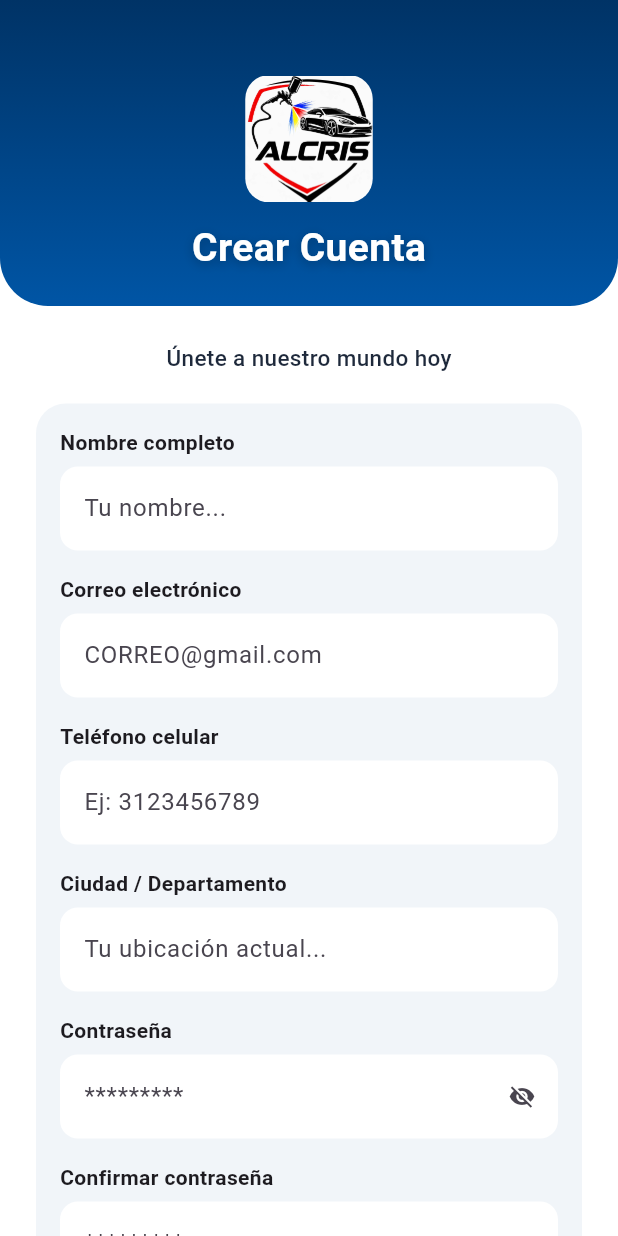
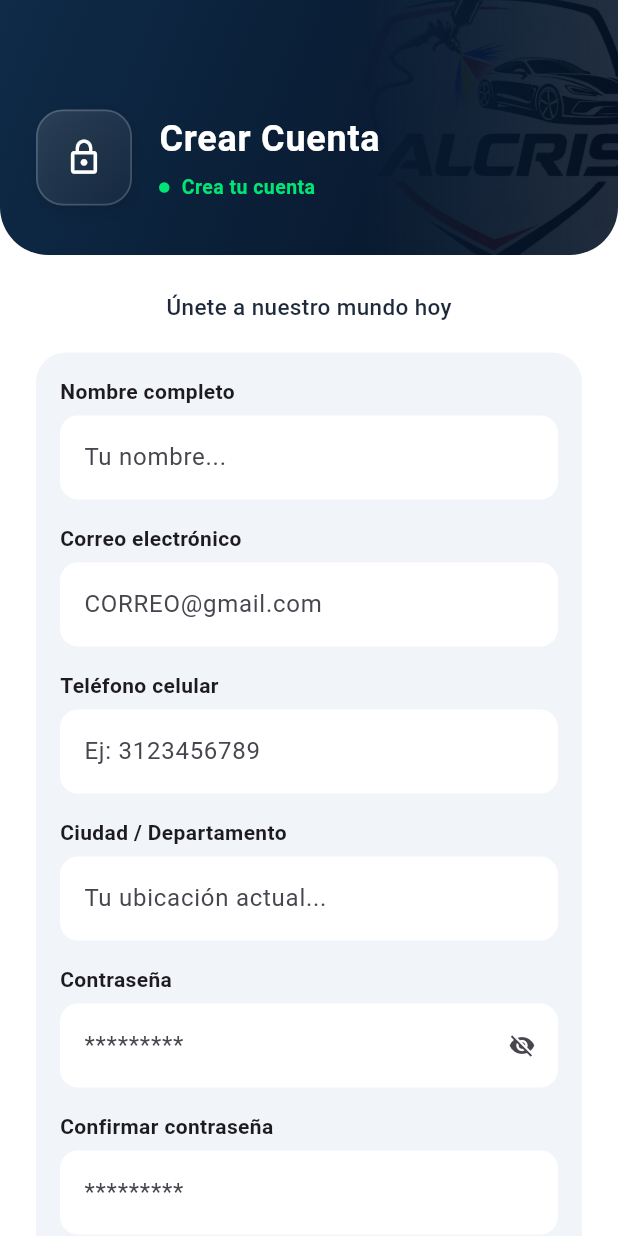
Before and after one commit to JAHACARI/ALCRIS, a Flutter app: the screen it shows after launch, on a phone screen of 412 x 824 dp. Run offline on Flutter 3.47's test engine with Material 3 defaults, Android fonts, the light colour scheme and no system bars.

Commit message:
arreglo de colores

```diff
--- a/frontend/alcris/lib/widgets/cabeceraregistro.dart
+++ b/frontend/alcris/lib/widgets/cabeceraregistro.dart
@@ -2,37 +2,140 @@ import 'package:flutter/material.dart';
 
 class CabeceraRegistro extends StatelessWidget {
   final String titulo;
+
   const CabeceraRegistro({super.key, required this.titulo});
 
   @override
   Widget build(BuildContext context) {
     return Container(
       width: double.infinity,
+      height: 170,
       decoration: const BoxDecoration(
         gradient: LinearGradient(
-          colors: [Color(0xFF003366), Color(0xFF0055A5)],
-          begin: Alignment.topCenter,
-          end: Alignment.bottomCenter,
+          // Combinación de colores para un degradado profundo y moderno
+          colors: [
+            Color(0xFF0F2B48),
+            Color(0xFF0A1E36),
+            Color(0xFF051224),
+          ],
+          stops: [0.0, 0.5, 1.0], // Distribución suave del degradado
+          begin: Alignment.topLeft,
+          end: Alignment.bottomRight,
         ),
         borderRadius: BorderRadius.vertical(bottom: Radius.circular(32)),
       ),
-      padding: const EdgeInsets.only(top: 50, bottom: 20),
-      child: Column(
+      child: Stack(
         children: [
-          // Logo Oficial centrado en la parte superior
-          ClipRRect(
-            borderRadius: BorderRadius.circular(16),
-            child: Image.asset('assets/images/logo.jpg', width: 85, height: 85, fit: BoxFit.contain),
+          // 1. Logotipo de fondo con degradado de opacidad (difuminado en el fondo)
+          Positioned(
+            right: -15,
+            top: -10,
+            bottom: -10,
+            child: ShaderMask(
+              // Este ShaderMask hace que el logo se desvanezca hacia la izquierda
+              shaderCallback: (rect) {
+                return const LinearGradient(
+                  colors: [Colors.transparent, Colors.white],
+                  begin: Alignment.centerLeft,
+                  end: Alignment.centerRight,
+                ).createShader(rect);
+              },
+              blendMode: BlendMode.dstIn,
+              child: Opacity(
+                opacity: 0.12, // Controla qué tan sutil se ve el logo de fondo
+                child: Image.asset(
+                  'assets/images/logo.jpg',
+                  width: 190,
+                  fit: BoxFit.contain,
+                ),
+              ),
+            ),
           ),
-          const SizedBox(height: 12),
-          // Título de la pantalla (Crear Cuenta)
-          Text(
-            titulo,
-            style: const TextStyle(
-              color: Colors.white,
-              fontSize: 26,
-              fontWeight: FontWeight.bold,
-              shadows: [Shadow(color: Colors.black26, blurRadius: 8, offset: Offset(0, 2))],
+
+          // 2. Contenido Principal (Icono + Textos)
+          Padding(
+            padding: const EdgeInsets.only(left: 24.0, right: 24.0, top: 40.0),
+            child: Row(
+              crossAxisAlignment: CrossAxisAlignment.center,
+              children: [
+                // Contenedor del Icono con efecto de cristal (Glassmorphism sutil)
+                Container(
+                  width: 64,
+                  height: 64,
+                  decoration: BoxDecoration(
+                    // Degradado interno del recuadro del icono
+                    gradient: LinearGradient(
+                      colors: [
+                        Colors.white.withOpacity(0.12),
+                        Colors.white.withOpacity(0.04),
+                      ],
+                      begin: Alignment.topLeft,
+                      end: Alignment.bottomRight,
+                    ),
+                    borderRadius: BorderRadius.circular(18),
+                    border: Border.all(
+                      color: Colors.white.withOpacity(0.18),
+                      width: 1.2,
+                    ),
+                    boxShadow: [
+                      BoxShadow(
+                        color: Colors.black.withOpacity(0.1),
+                        blurRadius: 10,
+                        offset: const Offset(0, 4),
+                      ),
+                    ],
+                  ),
+                  child: const Icon(
+                    Icons.lock_outline,
+                    color: Colors.white,
+                    size: 26,
+                  ),
+                ),
+                const SizedBox(width: 18),
+
+                // Bloque de Textos
+                Expanded(
+                  child: Column(
+                    mainAxisAlignment: MainAxisAlignment.center,
+                    crossAxisAlignment: CrossAxisAlignment.start,
+                    children: [
+                      Text(
+                        titulo,
+                        style: const TextStyle(
+                          color: Colors.white,
+                          fontSize: 24,
+                          fontWeight: FontWeight.bold,
+                          letterSpacing: 0.5,
+                        ),
+                      ),
+                      const SizedBox(height: 6),
+                      // Etiqueta de estado/registro en verde
+                      Row(
+                        children: [
+                          Container(
+                            width: 7,
+                            height: 7,
+                            decoration: const BoxDecoration(
+                              color: Color(0xFF00E676),
+                              shape: BoxShape.circle,
+                            ),
+                          ),
+                          const SizedBox(width: 8),
+                          const Text(
+                            'Crea tu cuenta',
+                            style: TextStyle(
+                              color: Color(0xFF00E676),
+                              fontSize: 13,
+                              fontWeight: FontWeight.w600,
+                              letterSpacing: 0.3,
+                            ),
+                          ),
+                        ],
+                      ),
+                    ],
+                  ),
+                ),
+              ],
             ),
           ),
         ],
--- a/frontend/alcris/pubspec.yaml
+++ b/frontend/alcris/pubspec.yaml
@@ -11,12 +11,11 @@ dependencies:
     sdk: flutter
   http: ^1.2.0
   shared_preferences: ^2.5.5
-  google_sign_in: ^6.2.2
-  cupertino_icons: ^1.0.8
+  google_sign_in: ^7.2.0
+  cupertino_icons: ^2.0.0
   image_picker: ^1.2.4
   image_picker_android: ^0.8.13+25
   image_picker_platform_interface: ^2.11.2
-  desktop_drop: ^0.7.1
   photo_manager: ^3.12.0
   http_parser: ^4.1.2
 dev_dependencies:
```
Also changed, not shown: frontend/alcris/pubspec.lock, 5 other files.
